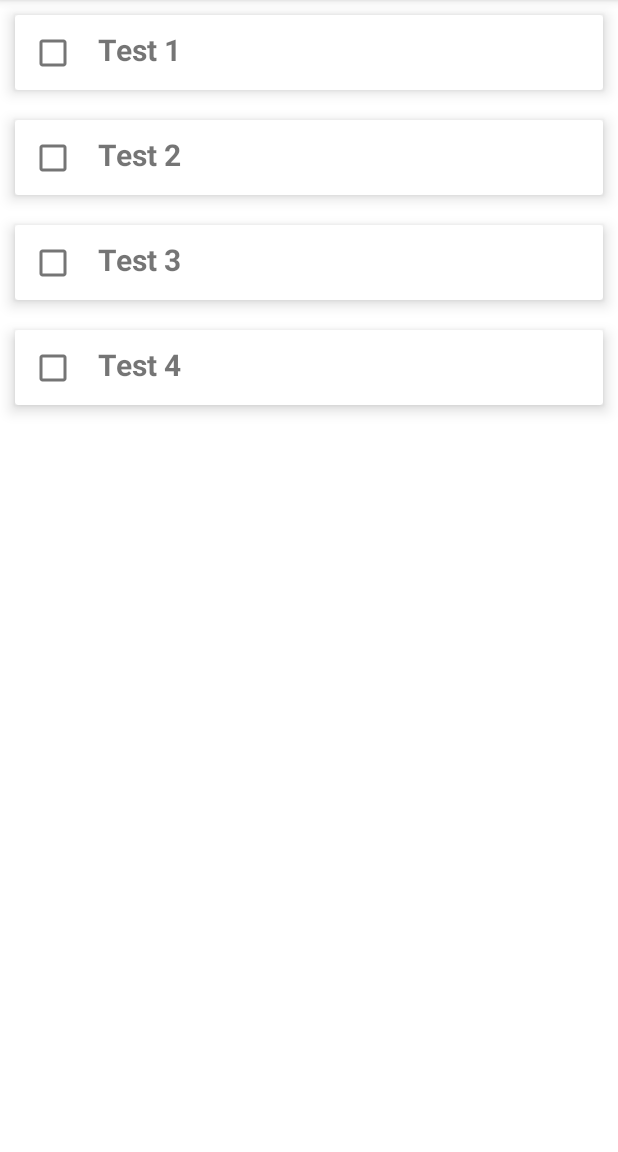
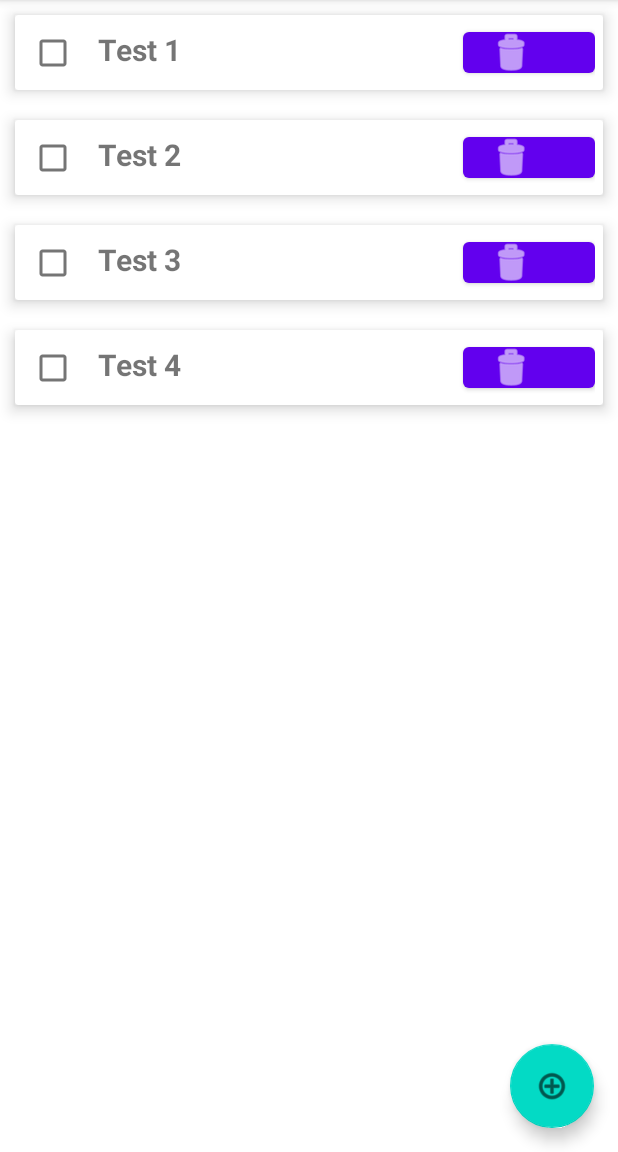
Before and after one commit to Twarex01/MonsterSeeker, an Android app: the screen it shows after launch (MainActivity), on a phone screen of 412 x 824 dp, the part 84-1236 px from its top. Run offline under Robolectric (Android 15) with nearby library versions, the phone set to English and light mode, and no system bars.

Commit message:
BaseLayout

```diff
--- a/Project/app/src/main/java/com/example/monsterseeker/MainActivity.kt
+++ b/Project/app/src/main/java/com/example/monsterseeker/MainActivity.kt
@@ -1,14 +1,13 @@
 package com.example.monsterseeker
 
+import android.os.Bundle
+import android.view.View
 import androidx.appcompat.app.AppCompatActivity
-import android.os.Bundle
-import androidx.annotation.Nullable
 import androidx.lifecycle.Observer
 import androidx.lifecycle.ViewModelProvider
 import androidx.recyclerview.widget.LinearLayoutManager
 import androidx.recyclerview.widget.RecyclerView
 import com.example.monsterseeker.adapters.RecyclerAdapter
-import com.example.monsterseeker.models.ListMonster
 import com.example.monsterseeker.viewmodels.ListMonsterViewModel
 
 class MainActivity : AppCompatActivity() {
--- a/Project/app/src/main/java/com/example/monsterseeker/repositories/DetailedMonsterRepository.kt
+++ b/Project/app/src/main/java/com/example/monsterseeker/repositories/DetailedMonsterRepository.kt
@@ -10,7 +10,7 @@ class DetailedMonsterRepository @Inject constructor(
     private val monsterService: MonsterService,
     private val monsterDao: MonsterDao
 ){
-    //Init?
+    //TODO: Di
 
     companion object{
         private var instance : DetailedMonsterRepository? = null
--- a/Project/app/src/main/java/com/example/monsterseeker/repositories/ListMonsterRepository.kt
+++ b/Project/app/src/main/java/com/example/monsterseeker/repositories/ListMonsterRepository.kt
@@ -10,7 +10,7 @@ class ListMonsterRepository @Inject constructor(
     //private val monsterService: MonsterService,
     //private val monsterDao: MonsterDao
 ){
-    //Init?
+    //TODO: Di
 
     companion object{
         private lateinit var instance : ListMonsterRepository
--- a/Project/app/src/main/res/layout/activity_main.xml
+++ b/Project/app/src/main/res/layout/activity_main.xml
@@ -7,11 +7,27 @@
     android:orientation="vertical"
     tools:context=".MainActivity">
 
-    <androidx.recyclerview.widget.RecyclerView
-        android:id="@+id/recyclerview"
+    <FrameLayout
         android:layout_width="match_parent"
         android:layout_height="match_parent"
-        tools:itemCount="5"
-        tools:listitem="@layout/card_view_design" />
+        tools:ignore="UselessParent">
+
+        <androidx.recyclerview.widget.RecyclerView
+            android:id="@+id/recyclerview"
+            android:layout_width="match_parent"
+            android:layout_height="match_parent"
+            tools:itemCount="5"
+            tools:listitem="@layout/card_view_design" />
+
+        <com.google.android.material.floatingactionbutton.FloatingActionButton
+            android:id="@+id/fab"
+            android:layout_width="wrap_content"
+            android:layout_height="wrap_content"
+            android:layout_gravity="end|bottom"
+            android:layout_margin="16dp"
+            android:contentDescription="@string/AddMonsterText"
+            android:src="@android:drawable/ic_menu_add" />
+
+    </FrameLayout>
 
 </LinearLayout>
--- a/Project/app/src/main/res/layout/card_view_design.xml
+++ b/Project/app/src/main/res/layout/card_view_design.xml
@@ -23,9 +23,17 @@
             android:layout_width="wrap_content"
             android:layout_height="wrap_content"
             android:layout_marginStart="10dp"
-            android:text="Item"
+            android:text="@string/DefaultText"
             android:textSize="20sp"
-            android:textStyle="bold" />
+            android:textStyle="bold"
+            android:layout_weight="1"/>
+
+        <Button
+            android:id="@+id/button"
+            android:layout_width="wrap_content"
+            android:layout_height="wrap_content"
+            android:layout_gravity="end"
+            app:icon="@android:drawable/ic_menu_delete" />
 
     </LinearLayout>
 
--- a/Project/app/src/main/res/values/strings.xml
+++ b/Project/app/src/main/res/values/strings.xml
@@ -1,4 +1,6 @@
 <resources>
     <string name="app_name">MonsterSeeker</string>
     <string name="database">MonsterSeeker.db</string>
+    <string name="DefaultText">Monster</string>
+    <string name="AddMonsterText">Add Monster</string>
 </resources>
```
Also changed, not shown: Project/app/src/main/res/layout/activity_detailed.xml (added, +33 -0 lines).
